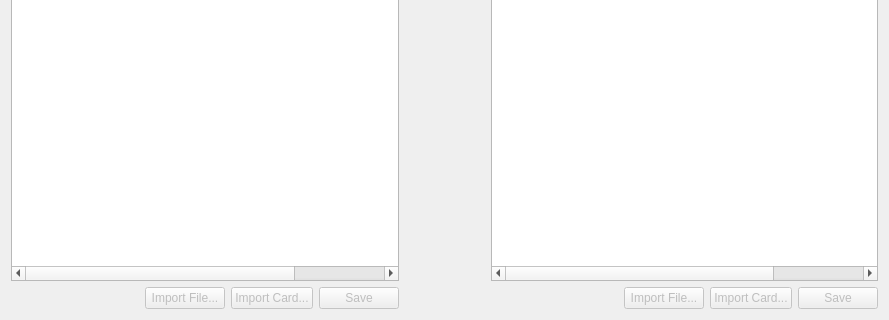
First picture: the form in src/duckstation-qt/memorycardeditordialog.ui, repository kofxi3584karlayang/duckstation, before the edit; both pictures show x 0 to 889 and y 195 to 515 of the 889 by 515 pixel window.
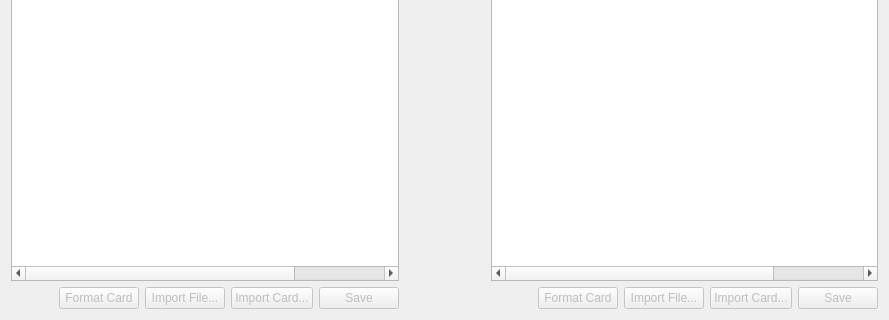
Second picture: the form after the edit. Icons and pictures are not drawn.

Commit message: Qt/MemoryCardEditor: Add format button

Patch:
```diff
--- a/src/duckstation-qt/memorycardeditordialog.ui
+++ b/src/duckstation-qt/memorycardeditordialog.ui
@@ -97,7 +97,7 @@
     </layout>
    </item>
    <item row="2" column="3">
-    <layout class="QHBoxLayout" name="horizontalLayout_3" stretch="1,0,0,0">
+    <layout class="QHBoxLayout" name="horizontalLayout_3" stretch="1,0,0,0,0">
      <item>
       <widget class="QLabel" name="cardBUsage">
        <property name="text">
@@ -105,6 +105,16 @@
        </property>
       </widget>
      </item>
+     <item>
+      <widget class="QPushButton" name="formatCardB">
+       <property name="enabled">
+        <bool>false</bool>
+       </property>
+       <property name="text">
+        <string>Format Card</string>
+       </property>
+      </widget>
+     </item>
      <item>
       <widget class="QPushButton" name="importFileToCardB">
        <property name="enabled">
@@ -138,7 +148,7 @@
     </layout>
    </item>
    <item row="2" column="0">
-    <layout class="QHBoxLayout" name="horizontalLayout_4" stretch="1,0,0,0">
+    <layout class="QHBoxLayout" name="horizontalLayout_4" stretch="1,0,0,0,0">
      <item>
       <widget class="QLabel" name="cardAUsage">
        <property name="text">
@@ -146,6 +156,16 @@
        </property>
       </widget>
      </item>
+     <item>
+      <widget class="QPushButton" name="formatCardA">
+       <property name="enabled">
+        <bool>false</bool>
+       </property>
+       <property name="text">
+        <string>Format Card</string>
+       </property>
+      </widget>
+     </item>
      <item>
       <widget class="QPushButton" name="importFileToCardA">
        <property name="enabled">
```
The commit also changes 2 other files.
